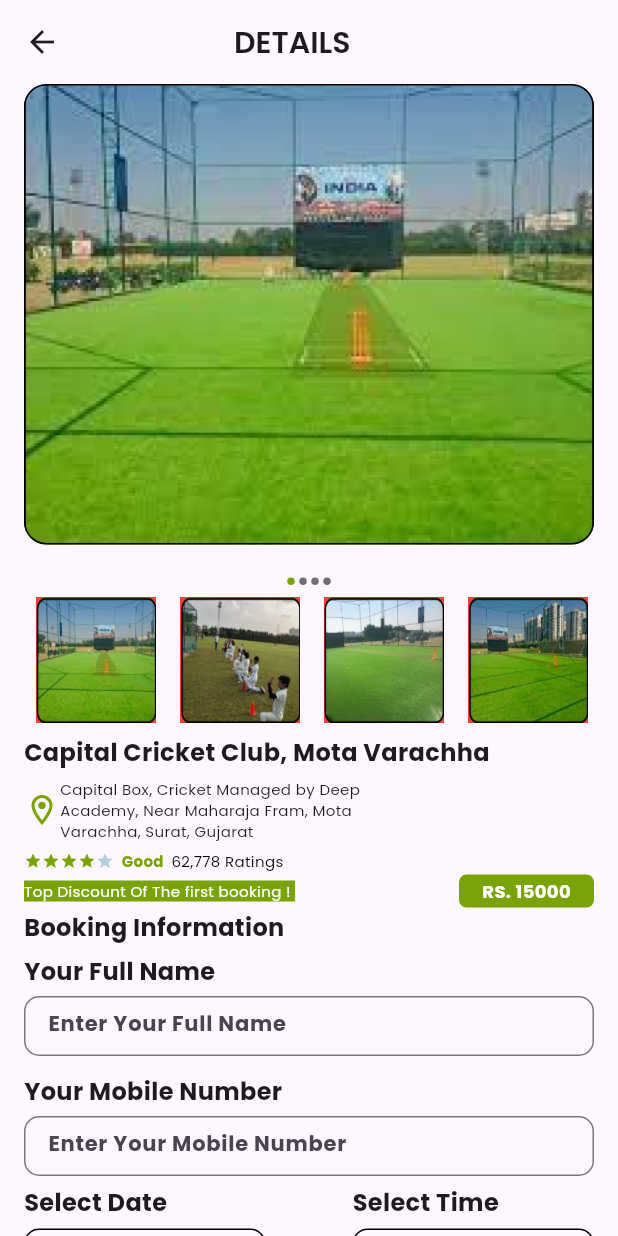
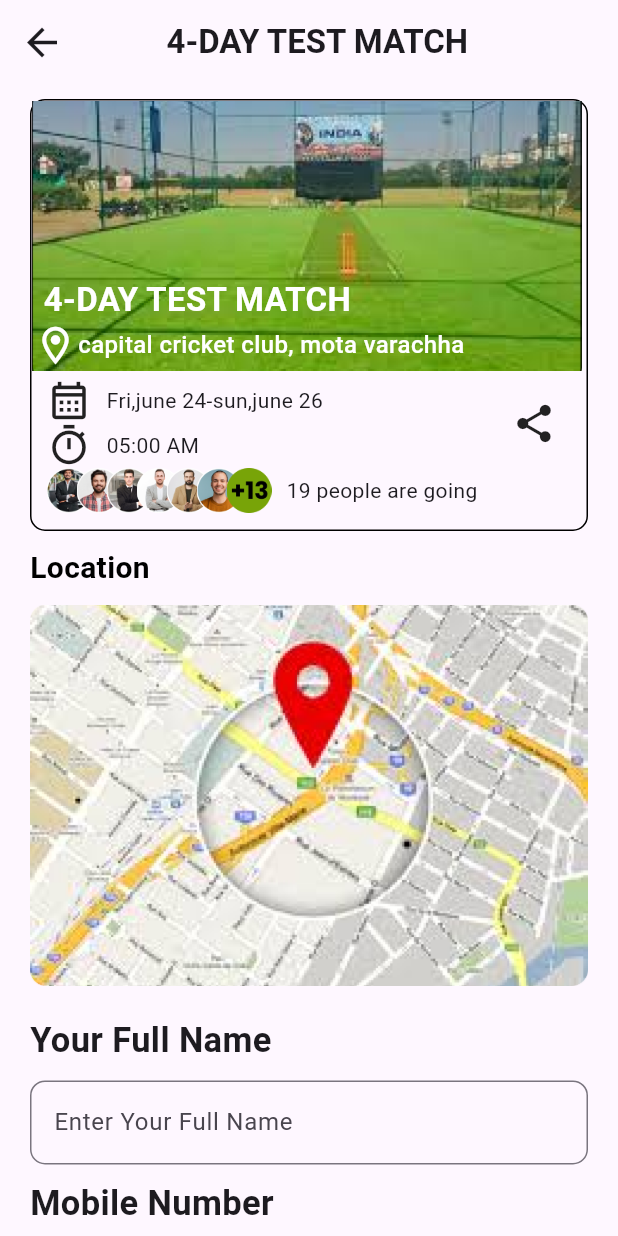
Before and after one commit to pkathiriya62/boxcricket, a Flutter app: the screen it shows after launch, on a phone screen of 412 x 824 dp. Run offline on Flutter 3.47's test engine with Material 2 defaults, Android fonts, the phone set to English and light mode, and no system bars; our stand-ins replace google_fonts.

Commit message:
box cricket

```diff
--- /dev/null
+++ b/lib/4days.dart
@@ -0,0 +1,311 @@
+import 'package:flutter/material.dart';
+
+class TestMatch extends StatelessWidget {
+  const TestMatch({super.key});
+
+  @override
+  Widget build(BuildContext context) {
+    return Scaffold(
+      appBar: AppBar(
+        leading: Icon(
+          Icons.arrow_back,
+          size: 30,
+        ),
+        titleSpacing: 55,
+        title: Text(
+          '4-DAY TEST MATCH',
+          style: TextStyle(
+            fontWeight: FontWeight.w700,
+          ),
+        ),
+      ),
+      body: ListView(
+        children: [
+          SizedBox(
+            height: 10,
+          ),
+          Padding(
+            padding: const EdgeInsets.only(left: 20, right: 20),
+            child: SizedBox(
+              height: 288,
+              width: 335,
+              child: Container(
+                decoration: BoxDecoration(
+                  border: Border.all(color: Colors.black),
+                  borderRadius: BorderRadius.circular(10),
+                ),
+                child: Column(
+                  children: [
+                    Stack(
+                      children: [
+                        SizedBox(
+                          child: Image(
+                            image:
+                                AssetImage('assets/images/Rectangle 1088.png'),
+                            fit: BoxFit.cover,
+                          ),
+                          height: 180,
+                          width: 367,
+                        ),
+                        Padding(
+                          padding: const EdgeInsets.only(left: 1, top: 117),
+                          child: Column(
+                            crossAxisAlignment: CrossAxisAlignment.start,
+                            children: [
+                              Padding(
+                                padding: const EdgeInsets.only(left: 7),
+                                child: Text(
+                                  '4-DAY TEST MATCH',
+                                  style: TextStyle(
+                                      color: Colors.white,
+                                      fontSize: 22,
+                                      fontWeight: FontWeight.w700),
+                                ),
+                              ),
+                              Row(
+                                children: [
+                                  Icon(
+                                    Icons.location_on_outlined,
+                                    size: 30,
+                                    color: Colors.white,
+                                  ),
+                                  Text(
+                                    'capital cricket club, mota varachha',
+                                    style: TextStyle(
+                                        color: Colors.white,
+                                        fontSize: 16,
+                                        fontWeight: FontWeight.w500),
+                                  ),
+                                ],
+                              ),
+                            ],
+                          ),
+                        ),
+                      ],
+                    ),
+                    SizedBox(
+                      height: 5,
+                    ),
+                    Row(
+                      mainAxisAlignment: MainAxisAlignment.spaceBetween,
+                      children: [
+                        Column(
+                          crossAxisAlignment: CrossAxisAlignment.start,
+                          children: [
+                            Row(
+                              children: [
+                                SizedBox(
+                                  width: 10,
+                                ),
+                                Icon(
+                                  Icons.calendar_month_outlined,
+                                  size: 30,
+                                ),
+                                SizedBox(
+                                  width: 10,
+                                ),
+                                Text('Fri,june 24-sun,june 26'),
+                              ],
+                            ),
+                            Row(
+                              children: [
+                                SizedBox(
+                                  width: 10,
+                                ),
+                                Icon(
+                                  Icons.timer_outlined,
+                                  size: 30,
+                                ),
+                                SizedBox(
+                                  width: 10,
+                                ),
+                                Text('05:00 AM'),
+                              ],
+                            ),
+                          ],
+                        ),
+                        Padding(
+                          padding: const EdgeInsets.only(right: 20),
+                          child: Icon(
+                            Icons.share,
+                            size: 30,
+                          ),
+                        ),
+                      ],
+                    ),
+                    Row(
+                      mainAxisAlignment: MainAxisAlignment.start,
+                      children: [
+                        Stack(
+                          children: [
+                            Padding(
+                              padding: const EdgeInsets.only(left: 10),
+                              child: Image(
+                                image:
+                                    AssetImage('assets/images/Ellipse 222.png'),
+                                width: 30,
+                              ),
+                            ),
+                            Padding(
+                              padding: const EdgeInsets.only(left: 30),
+                              child: Image(
+                                image:
+                                    AssetImage('assets/images/Ellipse 223.png'),
+                                width: 30,
+                              ),
+                            ),
+                            Padding(
+                              padding: const EdgeInsets.only(left: 50),
+                              child: Image(
+                                image:
+                                    AssetImage('assets/images/Ellipse 224.png'),
+                                width: 30,
+                              ),
+                            ),
+                            Padding(
+                              padding: const EdgeInsets.only(left: 70),
+                              child: Image(
+                                image:
+                                    AssetImage('assets/images/Ellipse 225.png'),
+                                width: 30,
+                              ),
+                            ),
+                            Padding(
+                              padding: const EdgeInsets.only(left: 90),
+                              child: Image(
+                                image:
+                                    AssetImage('assets/images/Ellipse 226.png'),
+                                width: 30,
+                              ),
+                            ),
+                            Padding(
+                              padding: const EdgeInsets.only(left: 110),
+                              child: Image(
+                                image:
+                                    AssetImage('assets/images/Ellipse 227.png'),
+                                width: 30,
+                              ),
+                            ),
+                            Padding(
+                              padding: const EdgeInsets.only(left: 130),
+                              child: Image(
+                                image:
+                                    AssetImage('assets/images/Group 817.png'),
+                                width: 30,
+                              ),
+                            ),
+                          ],
+                        ),
+                        SizedBox(
+                          width: 10,
+                        ),
+                        Text('19 people are going'),
+                      ],
+                    ),
+                  ],
+                ),
+              ),
+            ),
+          ),
+          SizedBox(
+            height: 10,
+          ),
+          Padding(
+            padding: const EdgeInsets.only(right: 20, left: 20),
+            child: Column(
+              crossAxisAlignment: CrossAxisAlignment.start,
+              children: [
+                Text(
+                  'Location',
+                  style: TextStyle(
+                    color: Colors.black,
+                    fontSize: 20,
+                    fontWeight: FontWeight.w700,
+                  ),
+                ),
+                SizedBox(
+                  height: 10,
+                ),
+                Image(
+                  image: AssetImage('assets/images/Rectangle 1092.png'),
+                ),
+              ],
+            ),
+          ),
+          Padding(
+            padding: const EdgeInsets.all(20),
+            child: Column(
+              children: [
+                Column(
+                  crossAxisAlignment: CrossAxisAlignment.start,
+                  children: [
+                    Text(
+                      'Your Full Name',
+                      style:
+                          TextStyle(fontSize: 23, fontWeight: FontWeight.w600),
+                    ),
+                    SizedBox(
+                      height: 10,
+                    ),
+                    TextField(
+                      decoration: InputDecoration(
+                        border: OutlineInputBorder(
+                          borderRadius: BorderRadius.circular(10),
+                        ),
+                        hintText: 'Enter Your Full Name',
+                        // suffix: Icon(
+                        //   Icons.search,
+                        // ),
+                      ),
+                    ),
+                    SizedBox(
+                      height: 10,
+                    ),
+                    Text(
+                      'Mobile Number',
+                      style:
+                          TextStyle(fontSize: 23, fontWeight: FontWeight.w600),
+                    ),
+                    SizedBox(
+                      height: 10,
+                    ),
+                    TextField(
+                      decoration: InputDecoration(
+                        border: OutlineInputBorder(
+                          borderRadius: BorderRadius.circular(10),
+                        ),
+                        hintText: 'Enter Your Mobile Number',
+                      ),
+                    ),
+                  ],
+                ),
+                SizedBox(
+                  height: 20,
+                ),
+                Container(
+                  height: 50,
+                  width: double.infinity,
+                  decoration: BoxDecoration(
+                    borderRadius: BorderRadius.circular(10),
+                    color: Color(0xff78A408),
+                  ),
+                  child: TextButton(
+                    onPressed: () {},
+                    child: Text(
+                      'JOIN EVENT',
+                      style: TextStyle(
+                        color: Colors.white,
+                        fontSize: 16,
+                        fontWeight: FontWeight.w700,
+                      ),
+                    ),
+                  ),
+                ),
+              ],
+            ),
+          ),
+        ],
+      ),
+    );
+  }
+}
--- a/lib/details.dart
+++ b/lib/details.dart
@@ -1,20 +1,19 @@
 import 'package:flutter/material.dart';
 import 'package:google_fonts/google_fonts.dart';
 
-class  DetailsScreen extends StatefulWidget {
-  const DetailsScreen ({super.key});
+class DetailsScreen extends StatefulWidget {
+  const DetailsScreen({super.key});
 
   @override
   State<DetailsScreen> createState() => _Screen6State();
 }
 
 class _Screen6State extends State<DetailsScreen> {
-  List images=[
+  List images = [
     'assets/images/Vector.png',
     'assets/images/Vector (1).png',
     'assets/images/Vector (2).png',
     'assets/images/Vector (3).png',
-
   ];
   @override
   Widget build(BuildContext context) {
@@ -103,17 +102,15 @@ class _Screen6State extends State<DetailsScreen> {
                         height: 62,
                         width: 80,
                         decoration: BoxDecoration(
-                          color: Colors.red,
+                          color: Colors.white,
                           image: DecorationImage(
-                            image: AssetImage(
-                                images[index]),
+                            image: AssetImage(images[index]),
                             fit: BoxFit.fill,
                           ),
                         ),
                       ),
                     );
                   },
-
                 ),
               ),
               Text(
@@ -319,8 +316,8 @@ class _Screen6State extends State<DetailsScreen> {
                               width: 161,
                               decoration: BoxDecoration(
                                   border: Border.all(color: Colors.black),
-                                borderRadius: const BorderRadius.all(Radius.circular(10))
-                              ),
+                                  borderRadius: const BorderRadius.all(
+                                      Radius.circular(10))),
                               child: Align(
                                   alignment: Alignment.center,
                                   child: const Text('Select Date')),
@@ -343,8 +340,8 @@ class _Screen6State extends State<DetailsScreen> {
                               width: 161,
                               decoration: BoxDecoration(
                                   border: Border.all(color: Colors.black),
-                                  borderRadius: const BorderRadius.all(Radius.circular(10))
-                              ),
+                                  borderRadius: const BorderRadius.all(
+                                      Radius.circular(10))),
                               child: Align(
                                   alignment: Alignment.center,
                                   child: const Text('Select Time')),
@@ -356,22 +353,24 @@ class _Screen6State extends State<DetailsScreen> {
                   ),
                 ],
               ),
-              SizedBox(height: 20,),
+              SizedBox(
+                height: 20,
+              ),
               Container(
                 height: 46,
                 width: double.infinity,
                 decoration: BoxDecoration(
                     color: Color(0xff78A408),
-                borderRadius: BorderRadius.all(Radius.circular(10))
-              ),
+                    borderRadius: BorderRadius.all(Radius.circular(10))),
                 child: Align(
                   alignment: Alignment.center,
-                child: Text('Book Now',
+                  child: Text(
+                    'Book Now',
                     style: GoogleFonts.poppins(
                         fontWeight: FontWeight.w700,
                         fontSize: 16,
-                  color: Colors.white
-                ),),
+                        color: Colors.white),
+                  ),
                 ),
               ),
             ],
--- a/lib/main.dart
+++ b/lib/main.dart
@@ -1,6 +1,7 @@
 // import 'package:boxcricket2/conformation.dart';
+import 'package:boxcricket2/4days.dart';
 import 'package:boxcricket2/details.dart';
-import 'package:boxcricket2/filter.dart';
+// import 'package:boxcricket2/filter.dart';
 import 'package:flutter/material.dart';
 
 void main() {
@@ -20,7 +21,7 @@ class MyApp extends StatelessWidget {
         colorScheme: ColorScheme.fromSeed(seedColor: Colors.deepPurple),
         useMaterial3: true,
       ),
-      home: const DetailsScreen(),
+      home: const TestMatch(),
     );
   }
 }
```
Also changed, not shown: assets/images/Ellipse 222.png (added), assets/images/Ellipse 223.png (added), assets/images/Ellipse 224.png (added), assets/images/Ellipse 225.png (added), assets/images/Ellipse 226.png (added), assets/images/Ellipse 227.png (added), assets/images/Group 817.png (added), assets/images/Rectangle 1092.png (added). Lines whose indentation alone changed are shown as unchanged.
